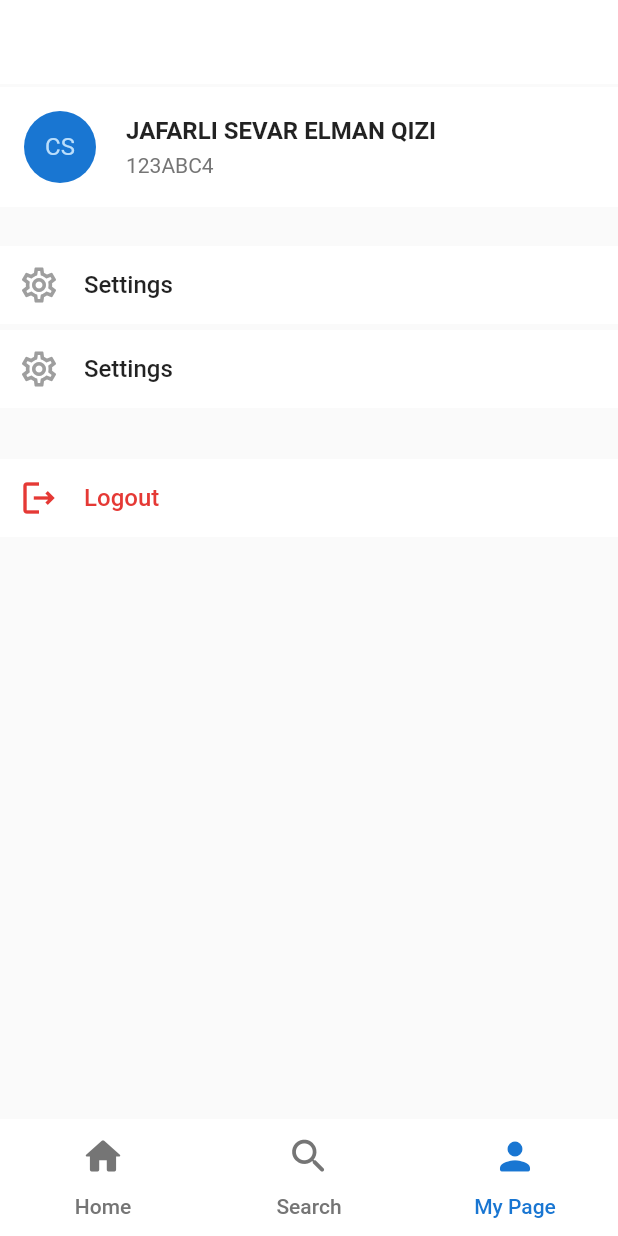
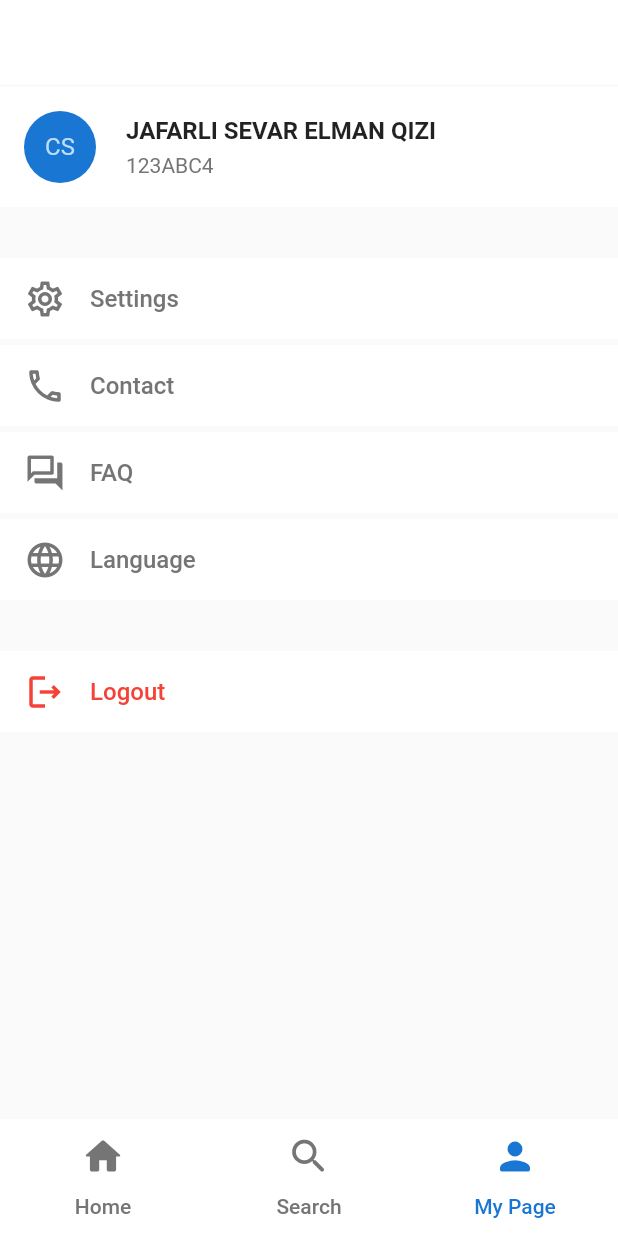
Before and after one commit to SevarJafarli/Voting-App, a Flutter app: the screen it shows after launch, item 3 of the bottom bar chosen, on a phone screen of 412 x 824 dp. Run offline on Flutter 3.47's test engine with Material 2 defaults, Android fonts, the phone set to English and light mode, and no system bars; our stand-ins replace cached_network_image; network calls fail.

Commit message:
added personal info and settings page

```diff
--- a/lib/app.dart
+++ b/lib/app.dart
@@ -1,6 +1,8 @@
 import 'package:flutter/material.dart';
 import 'package:provider/provider.dart';
 import 'package:voting_app_demo/providers/navigation_provider.dart';
+import 'package:voting_app_demo/ui/pages/personal_info_page.dart';
+import 'package:voting_app_demo/ui/pages/settings_page.dart';
 import 'package:voting_app_demo/wrapper.dart';
 
 class VotingApp extends StatelessWidget {
@@ -17,6 +19,10 @@ class VotingApp extends StatelessWidget {
       child: MaterialApp(
         debugShowCheckedModeBanner: false,
         title: "Voting App",
+        routes: <String, WidgetBuilder>{
+           SettingsPage.route:(BuildContext context) => SettingsPage(),
+            PersonalInfoPage.route:(BuildContext context) => PersonalInfoPage(),
+        },
         home: Wrapper(),
       ),
     );
--- a/lib/ui/pages/home/tabs/account_tab.dart
+++ b/lib/ui/pages/home/tabs/account_tab.dart
@@ -1,4 +1,7 @@
 import 'package:flutter/material.dart';
+import 'package:voting_app_demo/ui/pages/personal_info_page.dart';
+import 'package:voting_app_demo/ui/pages/settings_page.dart';
+import 'package:voting_app_demo/ui/widgets/listtiles/settings_tile.dart';
 
 class AccountTab extends StatelessWidget {
   const AccountTab({Key? key}) : super(key: key);
@@ -7,7 +10,7 @@ class AccountTab extends StatelessWidget {
   Widget build(BuildContext context) {
     return Scaffold(
       appBar: _buildAppBar(),
-      body: _buildContent(),
+      body: _buildContent(context),
     );
   }
 
@@ -27,9 +30,14 @@ class AccountTab extends StatelessWidget {
     );
   }
 
-  Widget _buildContent() {
-    return Column(children: [
-      Container(
+  Widget _buildContent(BuildContext context) {
+    return Column(
+      children: [
+        GestureDetector(
+          onTap: (){
+    Navigator.of(context, rootNavigator: true).pushNamed(PersonalInfoPage.route);
+          },
+          child: Container(
             margin: EdgeInsets.only(
               top: 2,
             ),
@@ -69,54 +77,35 @@ class AccountTab extends StatelessWidget {
               ],
             ),
           ),
+        ),
         SizedBox(
-        height: 24,
+          height: 32,
         ),
-      Container(
-          margin: EdgeInsets.only(top: 2, bottom: 2),
-          padding: EdgeInsets.all(12),
-          decoration: BoxDecoration(
-            color: Colors.white,
+        SettingsTile(
+          text: "Settings",
+         prefixWidget: Icons.settings_outlined,
+          onTap: (){
+             Navigator.of(context, rootNavigator: true).pushNamed(SettingsPage.route);
+          },
         ),
-          child: Row(
-            children: [
-              Icon(Icons.settings_outlined, color: Colors.grey[500], size: 28),
-              Padding(
-                padding: const EdgeInsets.only(left: 16.0),
-                child: Text("Settings", style: TextStyle(fontSize: 16, fontWeight: FontWeight.w500)),
+        SettingsTile(text: "Contact", prefixWidget: Icons.phone_outlined),
+        SettingsTile(
+          text: "FAQ",
+          prefixWidget: Icons.question_answer_outlined,
+        ),
+        SettingsTile(
+          text: "Language",
+          prefixWidget: Icons.language_outlined,
+        ),
+        SizedBox(
+          height: 30,
+        ),
+        SettingsTile(
+          text: "Logout",
+          color: Colors.red,
+          prefixWidget: Icons.logout_outlined,
         ),
       ],
-          )),
-      Container(
-          margin: EdgeInsets.only(top: 2, bottom: 2),
-          padding: EdgeInsets.all(12),
-          decoration: BoxDecoration(
-            color: Colors.white,
-          ),
-          child: Row(
-            children: [
-              Icon(Icons.settings_outlined, color: Colors.grey[500], size: 28),
-              Padding(
-                padding: const EdgeInsets.only(left: 16.0),
-                child: Text("Settings", style: TextStyle(fontSize: 16, fontWeight: FontWeight.w500)),
-              ),
-            ],
-          )),
-      Container(
-          margin: EdgeInsets.only(top: 32, bottom: 2),
-          padding: EdgeInsets.all(12),
-          decoration: BoxDecoration(
-            color: Colors.white,
-          ),
-          child: Row(
-            children: [
-              Icon(Icons.logout_outlined, color: Colors.red[600], size: 28),
-              Padding(
-                padding: const EdgeInsets.only(left: 16.0),
-                child: Text("Logout", style: TextStyle(fontSize: 16, fontWeight: FontWeight.w500, color: Colors.red[600])),
-              ),
-            ],
-          ))
-    ]);
+    );
   }
 }
--- /dev/null
+++ b/lib/ui/widgets/listtiles/settings_tile.dart
@@ -0,0 +1,47 @@
+import 'package:flutter/material.dart';
+
+class SettingsTile extends StatelessWidget {
+  const SettingsTile({Key? key, required this.text, this.color = const Color.fromRGBO(117, 117, 117, 1), this.onTap, this.suffixWidget, required this.prefixWidget}) : super(key: key);
+
+  final String text;
+
+  final Color color;
+  final Function()? onTap;
+  //for now we are using icondata
+  final Widget? suffixWidget;
+  final IconData prefixWidget;
+
+  @override
+  Widget build(BuildContext context) {
+    return GestureDetector(
+      onTap: onTap,
+      child: Container(
+          margin: EdgeInsets.only(top: 2, bottom: 2),
+          padding: EdgeInsets.symmetric(
+            horizontal: 16,
+            vertical: 13,
+          ),
+          decoration: BoxDecoration(
+            color: Colors.white,
+          ),
+          child: Row(
+            mainAxisAlignment: suffixWidget != null ? MainAxisAlignment.spaceBetween : MainAxisAlignment.start,
+            children: [
+              Row(
+                children: [
+                  Padding(
+                    padding: const EdgeInsets.only(right: 16.0),
+                    child: Icon(prefixWidget, size: 28, color: color),
+                  ),
+                  Text(
+                    text,
+                    style: TextStyle(fontSize: 16, color: color, fontWeight: FontWeight.w500),
+                  ),
+                ],
+              ),
+              suffixWidget ?? SizedBox(),
+            ],
+          )),
+    );
+  }
+}
```
Also changed, not shown: analysis_options.yaml (deleted, +0 -29 lines), lib/ui/pages/personal_info_page.dart (added, +39 -0 lines), lib/ui/pages/settings_page.dart (added, +58 -0 lines), 1 other file. Lines whose indentation alone changed are shown as unchanged.
